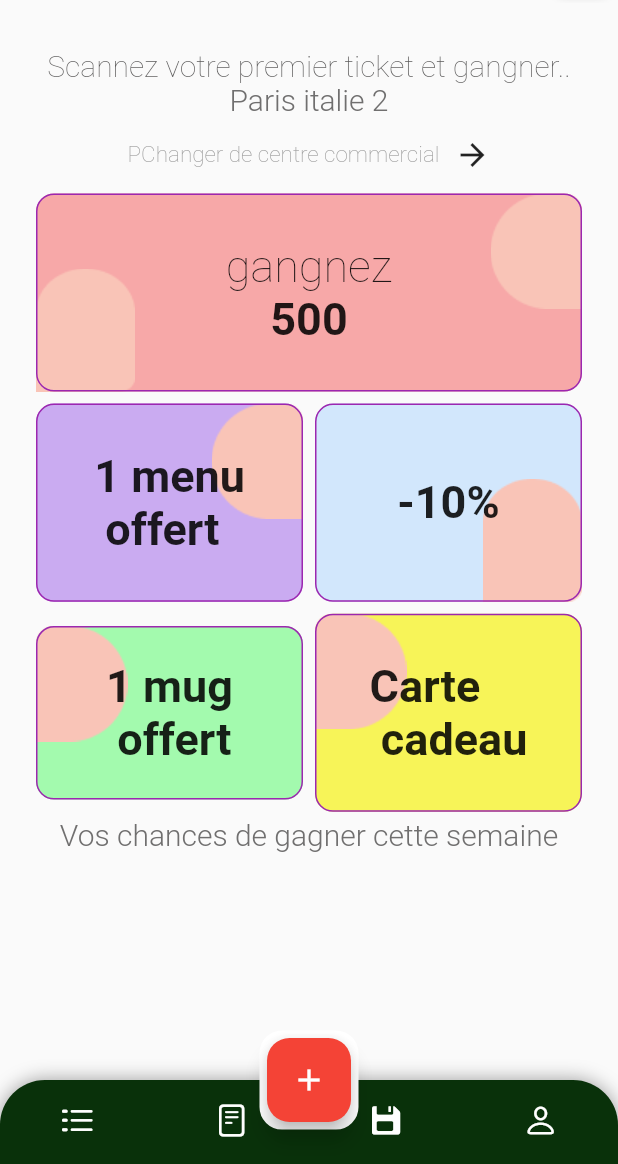
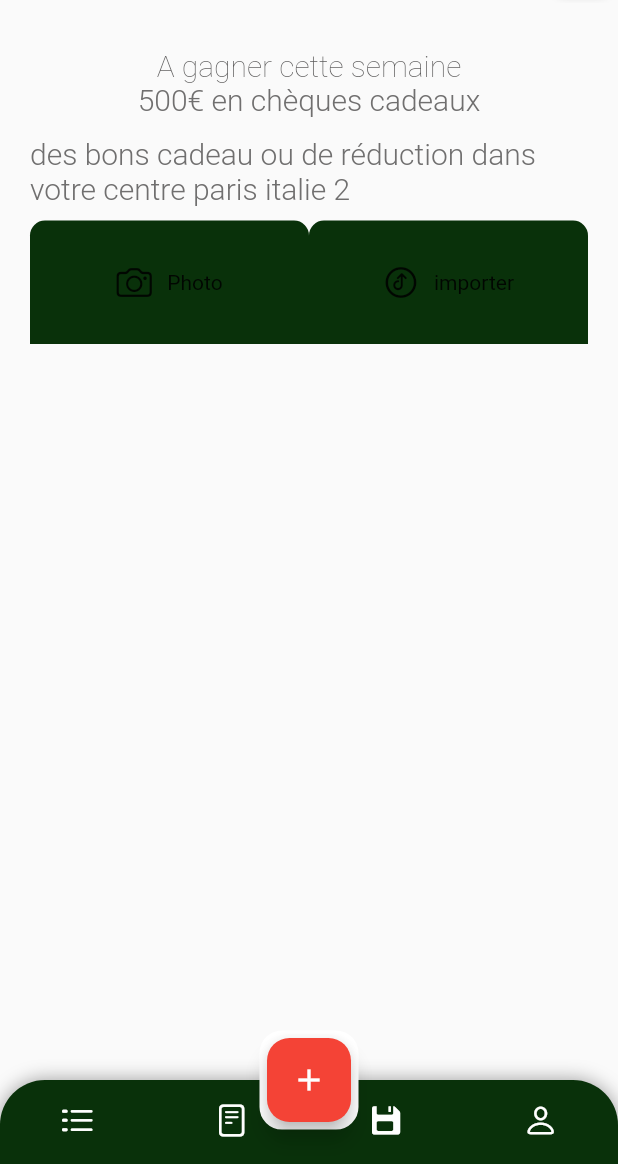
Before and after one commit to nouraSt/Flutter_Shazam, a Flutter app: the screen it shows after launch, on a phone screen of 412 x 824 dp, the part 72-1236 px from its top. Run offline on Flutter 3.47's test engine with Material 2 defaults, Android fonts, the phone set to English and light mode, and no system bars.

Commit message:
problem with expanded

```diff
--- a/lib/ui/pages/home.page.dart
+++ b/lib/ui/pages/home.page.dart
@@ -1,13 +1,13 @@
-import 'package:first_project/ui/widgets/fifth_widget.dart';
+
 import 'package:first_project/ui/widgets/floating_button.dart';
-import 'package:first_project/ui/widgets/forth_card.dart';
-import 'package:first_project/ui/widgets/myAppBar.widget.dart';
-import 'package:first_project/ui/widgets/myNavigationBar.widget.dart';
-import 'package:first_project/ui/widgets/second_card.dart';
-import 'package:first_project/ui/widgets/text_widget.dart';
-import 'package:first_project/ui/widgets/third_card.dart';
+
+import 'package:first_project/ui/widgets/my_appBar.widget.dart';
+import 'package:first_project/ui/widgets/mynavigation_bar.widget.dart';
+import 'package:first_project/ui/widgets/second_page.dart';
+
 import 'package:flutter/material.dart';
 import '../widgets/card_widget.dart';
+import '../widgets/first_screen.dart';
 
 class HomePage extends StatefulWidget {
   const HomePage({super.key});
@@ -91,78 +91,9 @@ class _HomeState extends State<HomePage> {
     ];
     return Scaffold(
       appBar: const MyAppBar(),
-      body: Column(
-          children: <Widget>[
-          SingleChildScrollView(
-            child: Container(
-
-              alignment: Alignment.center,
-              padding: const EdgeInsets.all(20.0),
-              child: Column(
-                mainAxisAlignment: MainAxisAlignment.center,
-                crossAxisAlignment: CrossAxisAlignment.center,
-                // ignore: prefer_const_literals_to_create_immutables
-                children: <Widget>[
-                  const SizedBox(height: 10,),
-                  TextWidget(text: 'Scannez votre premier ticket et gangner..',textStyle: const TextStyle(fontSize: 20, fontWeight: FontWeight.w100, color:Color.fromARGB(255, 92, 91, 91)), ),
-                  TextWidget(text: 'Paris italie 2',textStyle: const TextStyle(fontSize: 20, fontWeight: FontWeight.w300, color: Color.fromARGB(255, 112, 111, 111)), ),
-                  const SizedBox(height: 13,),
-                  Center(
-                    child: Row(
-                      mainAxisAlignment: MainAxisAlignment.center,
-                      crossAxisAlignment: CrossAxisAlignment.center,
-                      children: [
-                      TextWidget(text: 'PChanger de centre commercial',textStyle: const TextStyle(fontSize: 15, fontWeight: FontWeight.w200, color: Colors.grey), ),
-                      SizedBox(width: 10,),
-                      Icon(Icons.arrow_forward)
-                    ],
-                    )
-                    ,
-                  ),
-                  SizedBox(height: 10,),
-                  Column(children: [
-                    cardWidget(roundedRectangleBorder: roundedRectangleBorder, cwidth: MediaQuery.of(context).size.width, cheight: MediaQuery.of(context).size.height*0.17, ctext1: 'gangnez', ctext2: '500'),
-                    Container(
-                      width: MediaQuery.of(context).size.width,
-                      child: Row(
-                        mainAxisAlignment: MainAxisAlignment.center,
-                        crossAxisAlignment: CrossAxisAlignment.center,
-                        children:
-                      // ignore: prefer_const_literals_to_create_immutables
-                      [
-                            SecondCard(roundedRectangleBorder),
-                            ThirdCard(roundedRectangleBorder),
-
-                      ],),
-                    ),
-                    Row(
-                      mainAxisAlignment: MainAxisAlignment.center,
-                      crossAxisAlignment: CrossAxisAlignment.center,
-                      children:
-                    // ignore: prefer_const_literals_to_create_immutables
-                    [
-                           ForthCard(roundedRectangleBorder),
-                           FifthWidget(roundedRectangleBorder)
-
-                    ],)
-
-
-
-                  ],),
-                  TextWidget(text: 'Vos chances de gagner cette semaine', textStyle:const TextStyle( fontSize: 20, fontWeight: FontWeight.w300, color: Color.fromARGB(255, 112, 111, 111)))
-
-
-
-
-                ],
-              ),
-
-
-            ),
-          ),
-        ],
-      ),
-      floatingActionButton:const FloatingButton() ,
+      body: SecondPage(),
+      //FirstScreen(roundedRectangleBorder: roundedRectangleBorder),
+      floatingActionButton: FloatingButton() ,
       floatingActionButtonLocation: FloatingActionButtonLocation.centerDocked,
       bottomNavigationBar: const MyNavigationBar(),
     );
--- /dev/null
+++ b/lib/ui/widgets/first_screen.dart
@@ -0,0 +1,93 @@
+import 'package:first_project/ui/widgets/second_card.dart';
+import 'package:first_project/ui/widgets/text_widget.dart';
+import 'package:first_project/ui/widgets/third_card.dart';
+import 'package:flutter/cupertino.dart';
+import 'package:flutter/material.dart';
+
+import 'card_widget.dart';
+import 'fifth_widget.dart';
+import 'forth_card.dart';
+
+class FirstScreen extends StatelessWidget {
+  const FirstScreen({
+    Key? key,
+    required this.roundedRectangleBorder,
+  }) : super(key: key);
+
+  final RoundedRectangleBorder roundedRectangleBorder;
+
+  @override
+  Widget build(BuildContext context) {
+    return Column(
+        children: <Widget>[
+        SingleChildScrollView(
+          child: Container(
+
+            alignment: Alignment.center,
+            padding: const EdgeInsets.all(20.0),
+            child: Column(
+              mainAxisAlignment: MainAxisAlignment.center,
+              crossAxisAlignment: CrossAxisAlignment.center,
+              // ignore: prefer_const_literals_to_create_immutables
+              children: <Widget>[
+                const SizedBox(height: 10,),
+                TextWidget(text: 'Scannez votre premier ticket et gangner..',textStyle: const TextStyle(fontSize: 20, fontWeight: FontWeight.w100, color:Color.fromARGB(255, 92, 91, 91)), ),
+                TextWidget(text: 'Paris italie 2',textStyle: const TextStyle(fontSize: 20, fontWeight: FontWeight.w300, color: Color.fromARGB(255, 112, 111, 111)), ),
+                const SizedBox(height: 13,),
+                Center(
+                  child: Row(
+                    mainAxisAlignment: MainAxisAlignment.center,
+                    crossAxisAlignment: CrossAxisAlignment.center,
+                    children: [
+                    TextWidget(text: 'PChanger de centre commercial',textStyle: const TextStyle(fontSize: 15, fontWeight: FontWeight.w200, color: Colors.grey), ),
+                    SizedBox(width: 10,),
+                    Icon(Icons.arrow_forward)
+                  ],
+                  )
+                  ,
+                ),
+                SizedBox(height: 10,),
+                Column(children: [
+                  cardWidget(roundedRectangleBorder: roundedRectangleBorder, cwidth: MediaQuery.of(context).size.width, cheight: MediaQuery.of(context).size.height*0.17, ctext1: 'gangnez', ctext2: '500'),
+                  Container(
+                    width: MediaQuery.of(context).size.width,
+                    child: Row(
+                      mainAxisAlignment: MainAxisAlignment.center,
+                      crossAxisAlignment: CrossAxisAlignment.center,
+                      children:
+                    // ignore: prefer_const_literals_to_create_immutables
+                    [
+                          SecondCard(roundedRectangleBorder),
+                          ThirdCard(roundedRectangleBorder),
+
+                    ],),
+                  ),
+                  Row(
+                    mainAxisAlignment: MainAxisAlignment.center,
+                    crossAxisAlignment: CrossAxisAlignment.center,
+                    children:
+                  // ignore: prefer_const_literals_to_create_immutables
+                  [
+                         ForthCard(roundedRectangleBorder),
+                         FifthWidget(roundedRectangleBorder)
+
+                  ],)
+
+
+
+                ],),
+                TextWidget(text: 'Vos chances de gagner cette semaine', textStyle:const TextStyle( fontSize: 20, fontWeight: FontWeight.w300, color: Color.fromARGB(255, 112, 111, 111)))
+
+
+
+
+              ],
+            ),
+
+
+          ),
+        ),
+      ],
+    );
+  }
+}
--- a/lib/ui/widgets/floating_button.dart
+++ b/lib/ui/widgets/floating_button.dart
@@ -3,7 +3,8 @@ import 'package:flutter/src/widgets/container.dart';
 import 'package:flutter/src/widgets/framework.dart';
 
 class FloatingButton extends StatelessWidget {
-  const FloatingButton({super.key});
+
+  FloatingButton({super.key});
 
   @override
   Widget build(BuildContext context) {
@@ -21,6 +22,7 @@ class FloatingButton extends StatelessWidget {
             //Floating action button on Scaffold
                onPressed: (){
               //code to execute on button press
+
                },
                child: Icon(Icons.add), //icon inside button
            ),
--- /dev/null
+++ b/lib/ui/widgets/green_widget.dart
@@ -0,0 +1,34 @@
+import 'package:flutter/cupertino.dart';
+import 'package:flutter/material.dart';
+import 'package:flutter/src/widgets/container.dart';
+import 'package:flutter/src/widgets/framework.dart';
+
+class GreenButton extends StatelessWidget {
+  GreenButton( this.icon,
+  this.text,
+  {super.key});
+  Icon icon= Icon(CupertinoIcons.photo_camera);
+  String text ='';
+  @override
+  Widget build(BuildContext context) {
+    return Container(
+      height: MediaQuery.of(context).size.height*0.1,
+      width: MediaQuery.of(context).size.width/2-20,
+      decoration: BoxDecoration(
+         color:Color.fromARGB(255, 9, 49, 10),
+         borderRadius: BorderRadius.only(topLeft: Radius.circular(10),
+         topRight: Radius.circular(10),
+         )
+       ),
+       child:Row(
+        mainAxisAlignment: MainAxisAlignment.center,
+        children: [
+
+             icon,
+             SizedBox(width: 10,),
+             Text(text)
+       ],),
+
+    );
+  }
+}
--- a/lib/ui/widgets/myAppBar.widget.dart
+++ b/lib/ui/widgets/my_appBar.widget.dart
@@ -31,8 +31,10 @@ class MyAppBar extends StatelessWidget implements PreferredSizeWidget {
 
                  // ignore: prefer_const_constructors
               decoration: BoxDecoration(
+
                 borderRadius: const BorderRadius.all(Radius.circular(5)),
               color: Color.fromARGB(255, 244, 244, 245),
+
               boxShadow: [
 
                 BoxShadow(
--- /dev/null
+++ b/lib/ui/widgets/second_page.dart
@@ -0,0 +1,77 @@
+import 'package:first_project/ui/widgets/green_widget.dart';
+import 'package:first_project/ui/widgets/text_widget.dart';
+import 'package:flutter/cupertino.dart';
+import 'package:flutter/material.dart';
+import 'package:flutter/src/widgets/container.dart';
+import 'package:flutter/src/widgets/framework.dart';
+
+class SecondPage extends StatefulWidget {
+  const SecondPage({super.key});
+
+  @override
+  State<SecondPage> createState() => _SecondPageState();
+}
+
+class _SecondPageState extends State<SecondPage> {
+  @override
+  Widget build(BuildContext context) {
+     final children2 = [
+
+    ];
+    return  SingleChildScrollView(
+      scrollDirection: Axis.vertical,
+      child: Column(
+            children: <Widget>[
+
+              Container(
+
+                alignment: Alignment.center,
+                padding: const EdgeInsets.all(20.0),
+                child: Column(
+                  mainAxisSize: MainAxisSize.min,
+                  mainAxisAlignment: MainAxisAlignment.center,
+                  crossAxisAlignment: CrossAxisAlignment.center,
+                  // ignore: prefer_const_literals_to_create_immutables
+                children: <Widget>[
+                    const SizedBox(height: 10,),
+                    TextWidget(text: 'A gagner cette semaine',textStyle: const TextStyle(fontSize: 20, fontWeight: FontWeight.w100, color:Color.fromARGB(255, 92, 91, 91)), ),
+                    TextWidget(text: '500€ en chèques cadeaux',textStyle: const TextStyle(fontSize: 20, fontWeight: FontWeight.w300, color: Color.fromARGB(255, 112, 111, 111)), ),
+                    const SizedBox(height: 13,),
+                    TextWidget(text: 'des bons cadeau ou de réduction dans votre centre paris italie 2',textStyle: const TextStyle(fontSize: 20, fontWeight: FontWeight.w300, color: Color.fromARGB(255, 112, 111, 111)), ),
+                    SizedBox(height: 10),
+
+
+                     Column(children: [
+                        Row(children: [
+                            GreenButton(Icon(CupertinoIcons.photo_camera),'Photo'),
+                            GreenButton(Icon(CupertinoIcons.upload_circle),'importer'),
+                          ],
+                        ),
+                        Expanded(
+                          child: SizedBox(
+                              child: Container(color: Colors.pink,
+                              alignment: Alignment.center,),
+                            ),
+                        ),
+
+
+
+
+                      ],),
+
+
+
+
+
+
+                  ],
+                ),
+
+
+              ),
+
+          ],
+        ),
+    );
+  }
+}
```
Also changed, not shown: lib/ui/widgets/mynavigation_bar.widget.dart (renamed from lib/ui/widgets/myNavigationBar.widget.dart).
